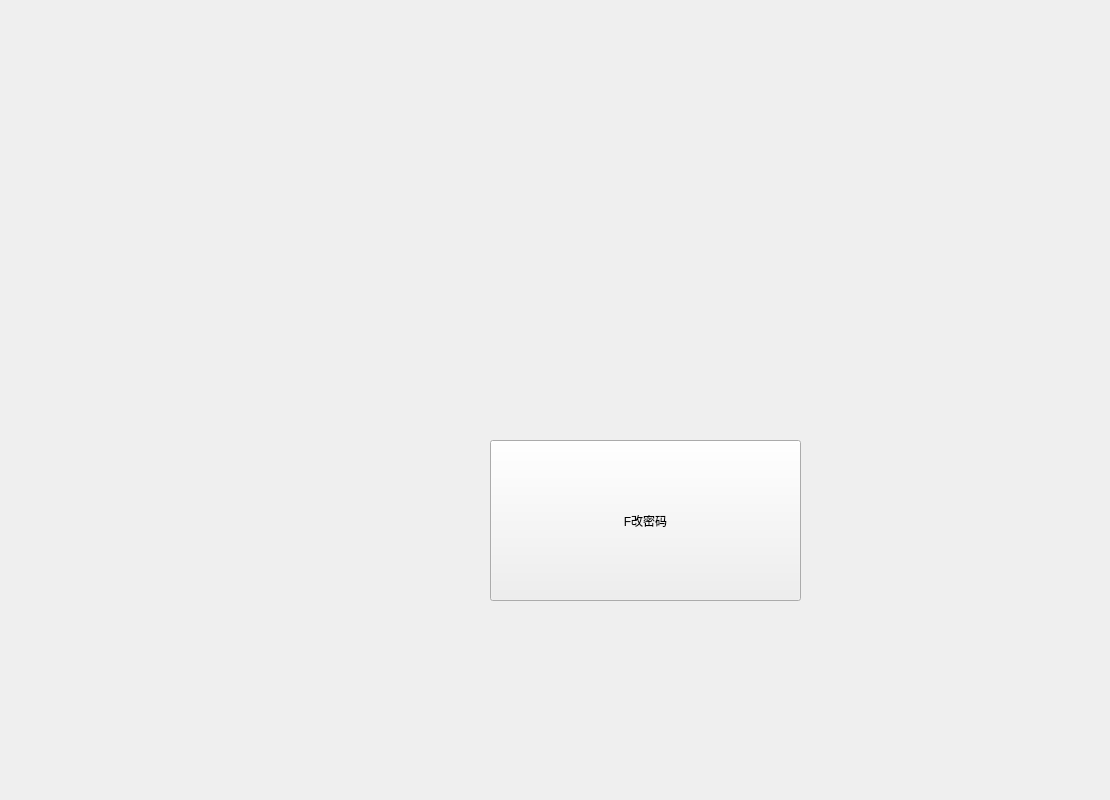
Above: 2_qt/SneakerTraClient/subfans/fanschangepswdform.ui from IvanNotOnlyFAt/Sneaker before the change. Below: the same form after it.
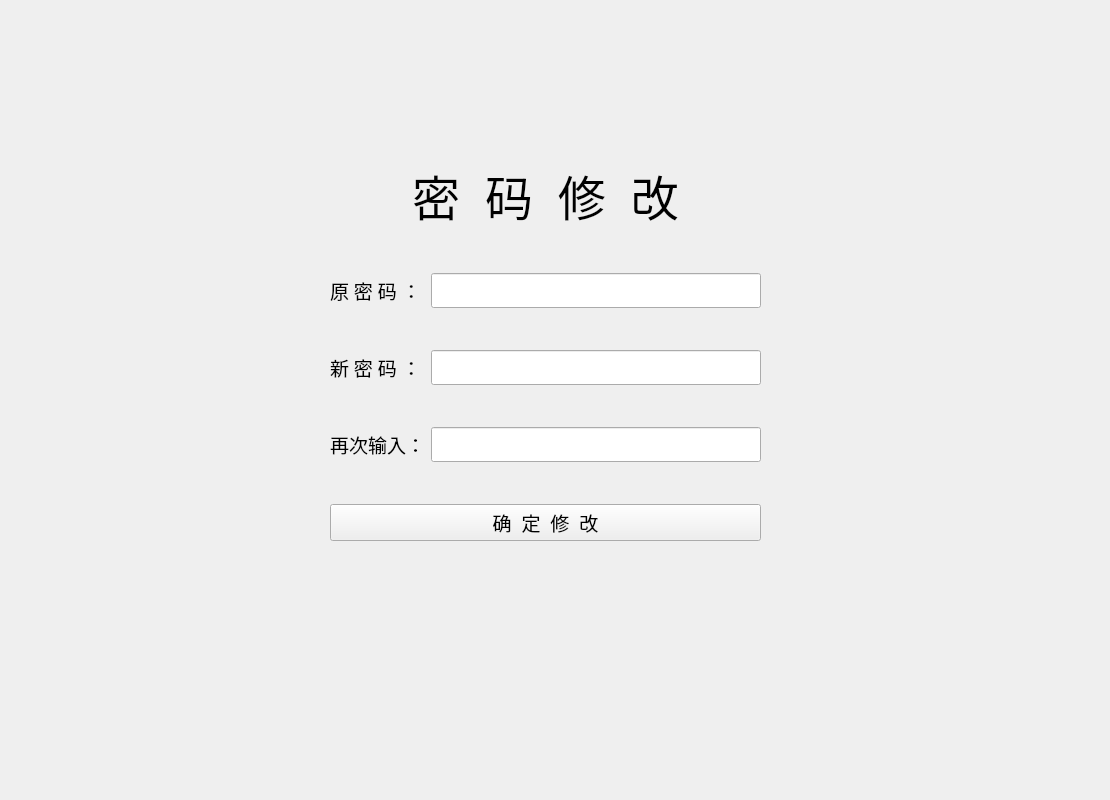
That is the form after the change.

What changed in the file:
```diff
--- a/2_qt/SneakerTraClient/subfans/fanschangepswdform.ui
+++ b/2_qt/SneakerTraClient/subfans/fanschangepswdform.ui
@@ -13,18 +13,167 @@
   <property name="windowTitle">
    <string>Form</string>
   </property>
-  <widget class="QPushButton" name="pushButton">
+  <widget class="QWidget" name="layoutWidget">
    <property name="geometry">
     <rect>
-     <x>490</x>
-     <y>440</y>
-     <width>311</width>
-     <height>161</height>
+     <x>330</x>
+     <y>160</y>
+     <width>431</width>
+     <height>381</height>
     </rect>
    </property>
-   <property name="text">
-    <string>F改密码</string>
-   </property>
+   <layout class="QGridLayout" name="gridLayout">
+    <item row="1" column="0" colspan="2">
+     <spacer name="verticalSpacer_2">
+      <property name="orientation">
+       <enum>Qt::Vertical</enum>
+      </property>
+      <property name="sizeHint" stdset="0">
+       <size>
+        <width>20</width>
+        <height>40</height>
+       </size>
+      </property>
+     </spacer>
+    </item>
+    <item row="5" column="0" colspan="2">
+     <spacer name="verticalSpacer_3">
+      <property name="orientation">
+       <enum>Qt::Vertical</enum>
+      </property>
+      <property name="sizeHint" stdset="0">
+       <size>
+        <width>20</width>
+        <height>40</height>
+       </size>
+      </property>
+     </spacer>
+    </item>
+    <item row="3" column="0" colspan="2">
+     <spacer name="verticalSpacer">
+      <property name="orientation">
+       <enum>Qt::Vertical</enum>
+      </property>
+      <property name="sizeHint" stdset="0">
+       <size>
+        <width>20</width>
+        <height>40</height>
+       </size>
+      </property>
+     </spacer>
+    </item>
+    <item row="6" column="1">
+     <widget class="QLineEdit" name="le_again">
+      <property name="font">
+       <font>
+        <family>Adobe Devanagari</family>
+        <pointsize>14</pointsize>
+       </font>
+      </property>
+     </widget>
+    </item>
+    <item row="8" column="0" colspan="2">
+     <widget class="QPushButton" name="pushButton">
+      <property name="font">
+       <font>
+        <family>Adobe Devanagari</family>
+        <pointsize>14</pointsize>
+       </font>
+      </property>
+      <property name="text">
+       <string>确  定  修  改</string>
+      </property>
+     </widget>
+    </item>
+    <item row="4" column="1">
+     <widget class="QLineEdit" name="le_new">
+      <property name="font">
+       <font>
+        <family>Adobe Devanagari</family>
+        <pointsize>14</pointsize>
+       </font>
+      </property>
+     </widget>
+    </item>
+    <item row="6" column="0">
+     <widget class="QLabel" name="label_4">
+      <property name="font">
+       <font>
+        <family>Adobe Devanagari</family>
+        <pointsize>14</pointsize>
+       </font>
+      </property>
+      <property name="text">
+       <string>再次输入：</string>
+      </property>
+     </widget>
+    </item>
+    <item row="0" column="0" colspan="2">
+     <widget class="QLabel" name="label">
+      <property name="font">
+       <font>
+        <family>华文楷体</family>
+        <pointsize>36</pointsize>
+       </font>
+      </property>
+      <property name="text">
+       <string>密  码  修  改</string>
+      </property>
+      <property name="alignment">
+       <set>Qt::AlignCenter</set>
+      </property>
+     </widget>
+    </item>
+    <item row="2" column="0">
+     <widget class="QLabel" name="label_2">
+      <property name="font">
+       <font>
+        <family>Adobe Devanagari</family>
+        <pointsize>14</pointsize>
+       </font>
+      </property>
+      <property name="text">
+       <string>原 密 码 ：</string>
+      </property>
+     </widget>
+    </item>
+    <item row="2" column="1">
+     <widget class="QLineEdit" name="le_old">
+      <property name="font">
+       <font>
+        <family>Adobe Devanagari</family>
+        <pointsize>14</pointsize>
+       </font>
+      </property>
+     </widget>
+    </item>
+    <item row="4" column="0">
+     <widget class="QLabel" name="label_3">
+      <property name="font">
+       <font>
+        <family>Adobe Devanagari</family>
+        <pointsize>14</pointsize>
+       </font>
+      </property>
+      <property name="text">
+       <string>新 密 码 ：</string>
+      </property>
+     </widget>
+    </item>
+    <item row="7" column="0" colspan="2">
+     <spacer name="verticalSpacer_4">
+      <property name="orientation">
+       <enum>Qt::Vertical</enum>
+      </property>
+      <property name="sizeHint" stdset="0">
+       <size>
+        <width>20</width>
+        <height>40</height>
+       </size>
+      </property>
+     </spacer>
+    </item>
+   </layout>
   </widget>
  </widget>
  <resources/>
```
